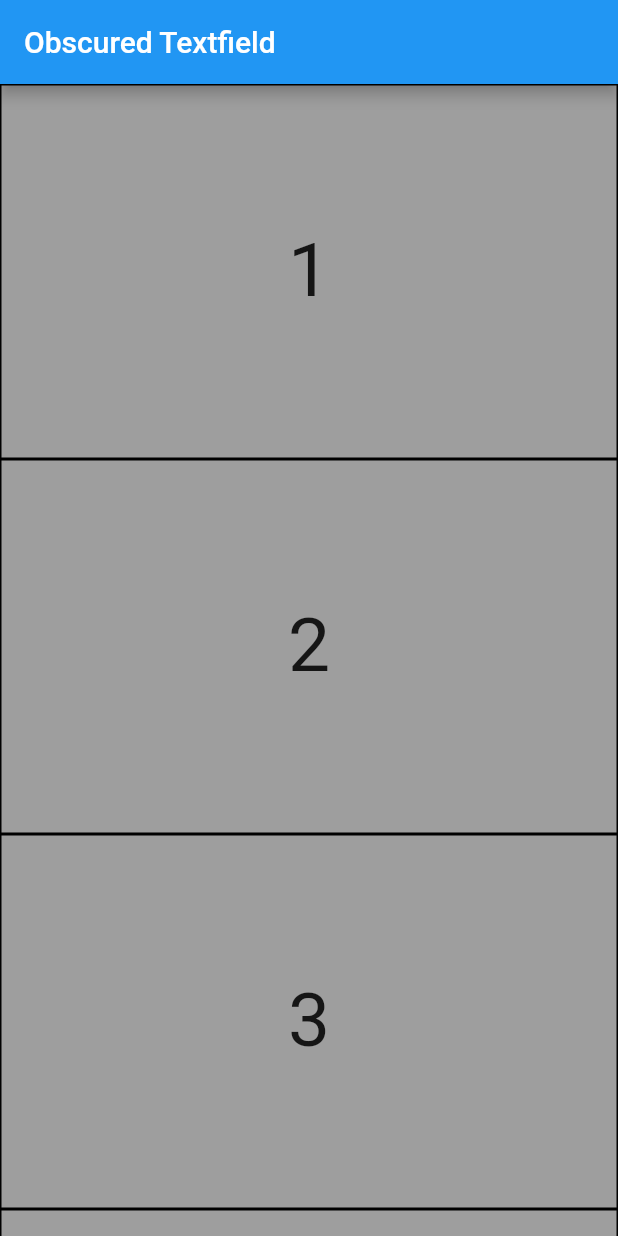
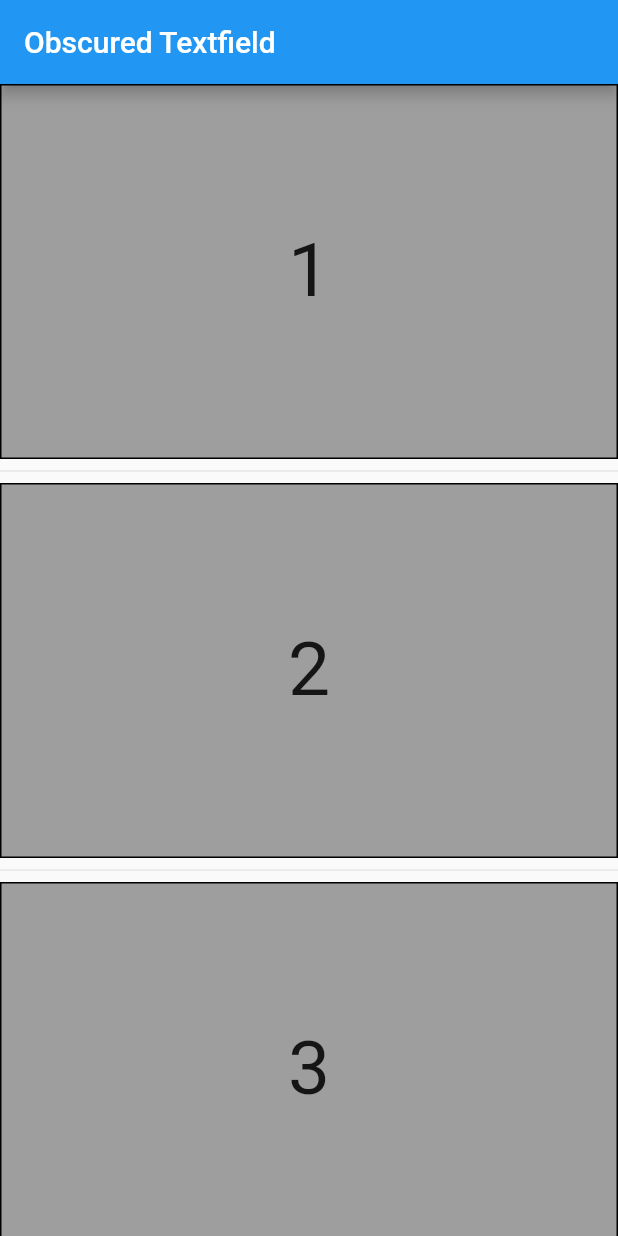
Before and after one commit to Rifqips/BelajarMembuatAplikasiFlutteruntukPemula, a Flutter app: the screen it shows after launch, on a phone screen of 412 x 824 dp. Run offline on Flutter 3.47's test engine with Material 2 defaults, Android fonts, the phone set to English and light mode, and no system bars; missing offline and left inert: dart:ffi.

```diff
--- a/lib/main.dart
+++ b/lib/main.dart
@@ -10,22 +10,28 @@ class ObscuredTextFieldSample extends StatelessWidget {
   @override
   Widget build(BuildContext context) {
     return Scaffold(
-      body: ListView(
-        children: numberList.map((number) {
+      body: ListView.separated(
+        itemCount: numberList.length,
+        itemBuilder: (BuildContext context, int index) {
           return Container(
             height: 250,
             decoration: BoxDecoration(
               color: Colors.grey,
-              border: Border.all(color: Colors.black),
+              border: Border.all(
+                color: Colors.black,
+              ),
             ),
             child: Center(
               child: Text(
-                '$number',
+                '${numberList[index]}',
                 style: const TextStyle(fontSize: 50),
               ),
             ),
           );
-        }).toList(),
+        },
+        separatorBuilder: (BuildContext context, int index) {
+          return Divider();
+        },
       ),
     );
   }
```
